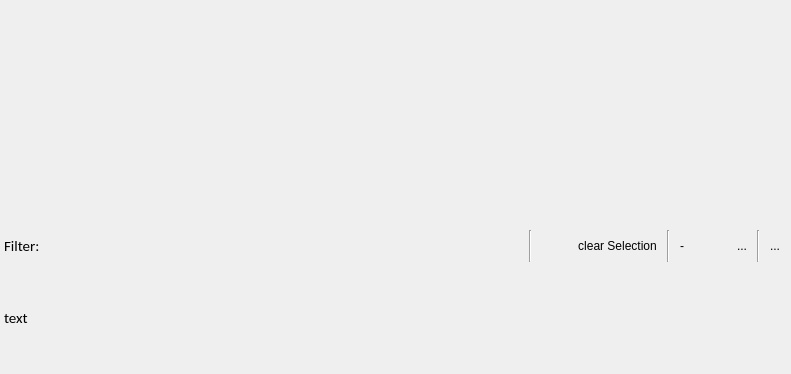
Above: core/data_view.ui from gidhoog/AlmGIS before the change. Below: the same form after it.
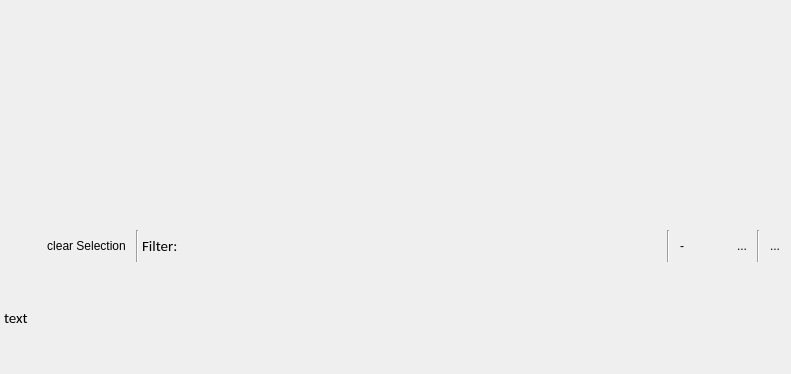
That is the form after the change. Icons and pictures are not drawn.

```diff
--- a/core/data_view.ui
+++ b/core/data_view.ui
@@ -52,6 +52,53 @@
        <property name="topMargin">
         <number>0</number>
        </property>
+       <item>
+        <widget class="QToolButton" name="uiSelectAllTbtn">
+         <property name="text">
+          <string/>
+         </property>
+         <property name="icon">
+          <iconset resource="../resources.qrc">
+           <normaloff>:/svg/resources/icons/mActionSelectAllRows.svg</normaloff>:/svg/resources/icons/mActionSelectAllRows.svg</iconset>
+         </property>
+         <property name="iconSize">
+          <size>
+           <width>25</width>
+           <height>25</height>
+          </size>
+         </property>
+         <property name="autoRaise">
+          <bool>true</bool>
+         </property>
+        </widget>
+       </item>
+       <item>
+        <widget class="QToolButton" name="uiClearSelectionPbtn">
+         <property name="text">
+          <string>clear Selection</string>
+         </property>
+         <property name="icon">
+          <iconset resource="../resources.qrc">
+           <normaloff>:/svg/resources/icons/mActionDeselectAllRows.svg</normaloff>:/svg/resources/icons/mActionDeselectAllRows.svg</iconset>
+         </property>
+         <property name="iconSize">
+          <size>
+           <width>25</width>
+           <height>25</height>
+          </size>
+         </property>
+         <property name="autoRaise">
+          <bool>true</bool>
+         </property>
+        </widget>
+       </item>
+       <item>
+        <widget class="Line" name="uiSeparator02">
+         <property name="orientation">
+          <enum>Qt::Vertical</enum>
+         </property>
+        </widget>
+       </item>
        <item>
         <widget class="QLabel" name="uiFilterLbl">
          <property name="font">
@@ -88,53 +135,6 @@
          </property>
         </widget>
        </item>
-       <item>
-        <widget class="QToolButton" name="uiSelectAllTbtn">
-         <property name="text">
-          <string/>
-         </property>
-         <property name="icon">
-          <iconset resource="../resources.qrc">
-           <normaloff>:/svg/resources/icons/mActionSelectAllRows.svg</normaloff>:/svg/resources/icons/mActionSelectAllRows.svg</iconset>
-         </property>
-         <property name="iconSize">
-          <size>
-           <width>25</width>
-           <height>25</height>
-          </size>
-         </property>
-         <property name="autoRaise">
-          <bool>true</bool>
-         </property>
-        </widget>
-       </item>
-       <item>
-        <widget class="QToolButton" name="uiClearSelectionPbtn">
-         <property name="text">
-          <string>clear Selection</string>
-         </property>
-         <property name="icon">
-          <iconset resource="../resources.qrc">
-           <normaloff>:/svg/resources/icons/mActionDeselectAllRows.svg</normaloff>:/svg/resources/icons/mActionDeselectAllRows.svg</iconset>
-         </property>
-         <property name="iconSize">
-          <size>
-           <width>25</width>
-           <height>25</height>
-          </size>
-         </property>
-         <property name="autoRaise">
-          <bool>true</bool>
-         </property>
-        </widget>
-       </item>
-       <item>
-        <widget class="Line" name="uiSeparator02">
-         <property name="orientation">
-          <enum>Qt::Vertical</enum>
-         </property>
-        </widget>
-       </item>
        <item>
         <widget class="QToolButton" name="uiDeleteDataTbtn">
          <property name="sizePolicy">
```
